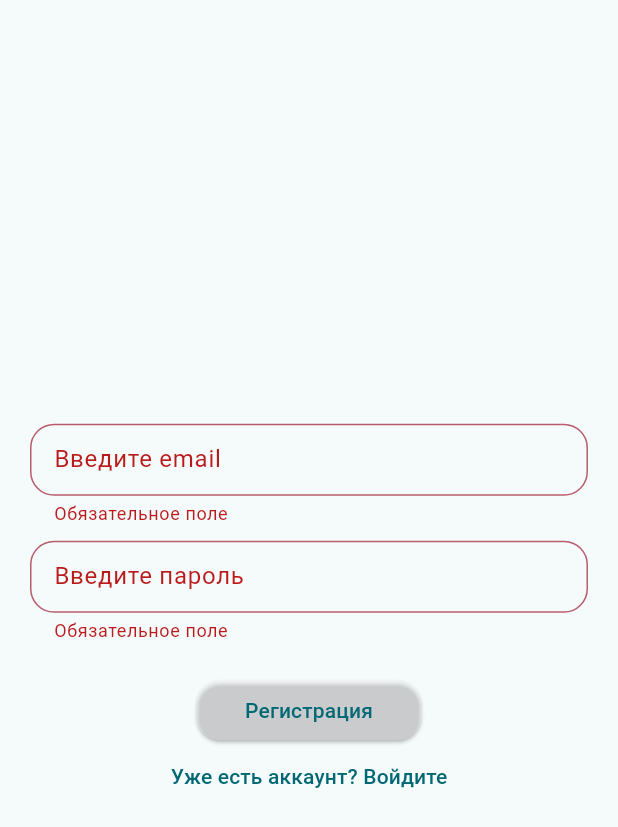
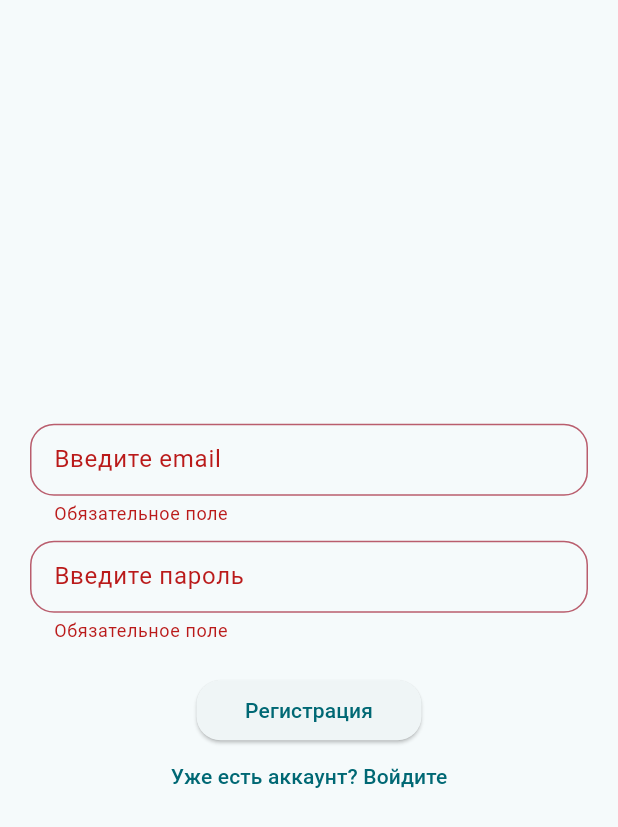
Before and after one commit to glebsolovyov/weather_app, a Flutter app: the screen it shows after launch, after a tap on "Войти", after a tap on "Еще нет аккаунта? Зарегестрируйтесь", on a phone screen of 412 x 824 dp. Shown: the top 827 px of the screen. Run offline on Flutter 3.47's test engine with Material 2 defaults, Android fonts, the phone set to English and light mode, and no system bars; our stand-ins replace sqflite; accounts and stored records are empty; network calls fail.

Commit message:
some updates

```diff
--- a/lib/data/Database.dart
+++ b/lib/data/Database.dart
@@ -27,7 +27,7 @@ class DBProvider {
   initDB() async {
     Directory documentsDirectory = await getApplicationDocumentsDirectory();
     print(documentsDirectory);
-    String path = join("/Users/glebsolovyov/flutter_projects/weather_app/", "weather_app.sqlite");
+    String path = join(documentsDirectory.path, "weather_app.sqlite");
     return await openDatabase(path, version: 1, onOpen: (db) {},
         onCreate: (Database db, int version) async {
       await db.execute("CREATE TABLE User("
--- a/lib/widget/pages/auth_screen.dart
+++ b/lib/widget/pages/auth_screen.dart
@@ -106,8 +106,7 @@ class _AuthScreen extends State<AuthScreen> with TickerProviderStateMixin {
                                       shape: RoundedRectangleBorder(
                                         borderRadius: BorderRadius.circular(16),
                                       ),
-                                      backgroundColor:
-                                          Colors.white.withOpacity(0.3)),
+                                      ),
                                   child: Text(
                                     "Регистрация",
                                   ),
```
